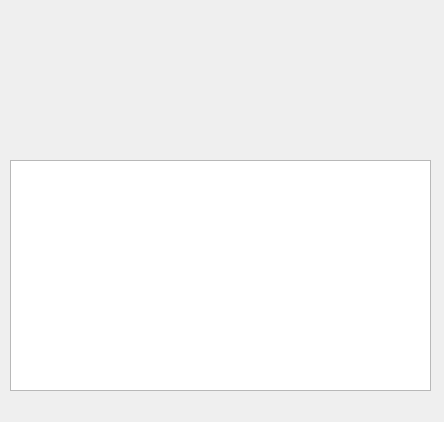
Above: src/about.ui from seank/freeems-loader before the change. Below: the same form after it.
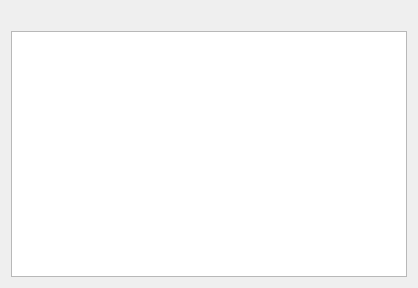
That is the form after the change. Icons and pictures are not drawn.

Commit message: added layout for free autosizing ability

The edit to the form file:
```diff
--- a/src/about.ui
+++ b/src/about.ui
@@ -6,39 +6,31 @@
    <rect>
     <x>0</x>
     <y>0</y>
-    <width>444</width>
-    <height>422</height>
+    <width>418</width>
+    <height>288</height>
    </rect>
   </property>
   <property name="windowTitle">
    <string>About</string>
   </property>
-  <widget class="QTextBrowser" name="textBrowser">
-   <property name="geometry">
-    <rect>
-     <x>10</x>
-     <y>160</y>
-     <width>421</width>
-     <height>231</height>
-    </rect>
-   </property>
-  </widget>
+  <layout class="QVBoxLayout" name="verticalLayout">
+   <item>
   <widget class="QLabel" name="label">
-   <property name="geometry">
-    <rect>
-     <x>20</x>
-     <y>30</y>
-     <width>401</width>
-     <height>121</height>
-    </rect>
-   </property>
    <property name="text">
     <string/>
    </property>
    <property name="pixmap">
     <pixmap>images/FreeEMS_Picture_5.png</pixmap>
    </property>
-  </widget>
+     <property name="alignment">
+      <set>Qt::AlignCenter</set>
+     </property>
+    </widget>
+   </item>
+   <item>
+    <widget class="QTextBrowser" name="textBrowser"/>
+   </item>
+  </layout>
  </widget>
  <layoutdefault spacing="6" margin="11"/>
  <resources/>
```
Left out of the diff: 3 changed lines with no effect on the pictures. Lines whose indentation alone changed are shown as unchanged.
